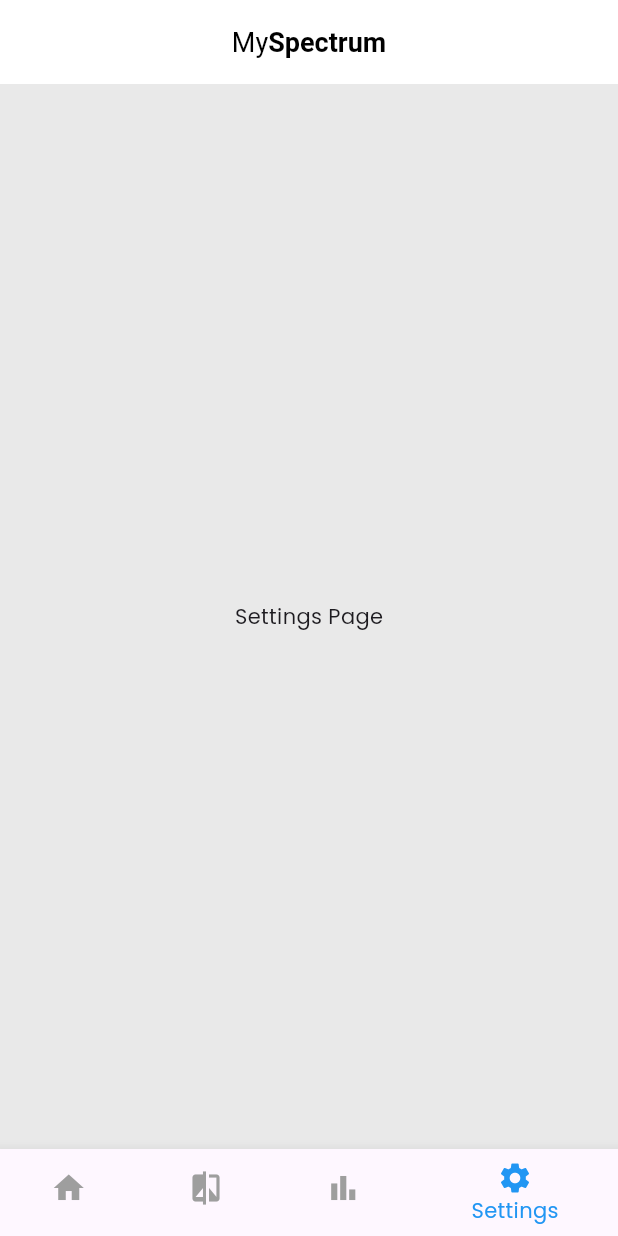
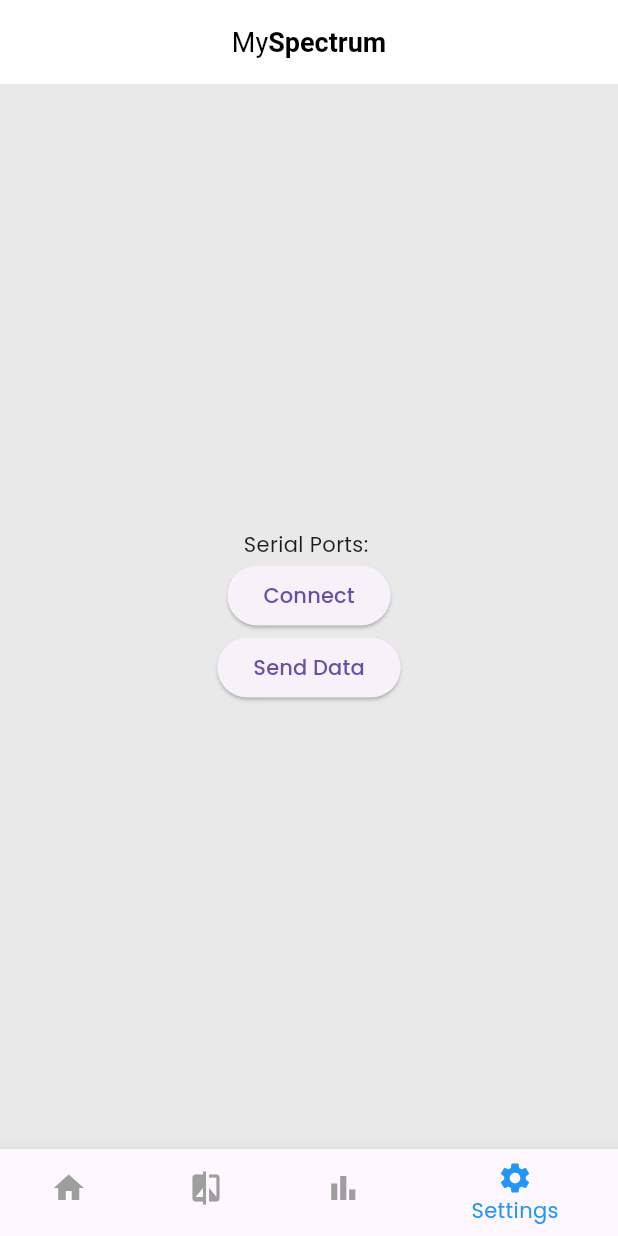
Before and after one commit to callahamZ/mySpectrum, a Flutter app: the screen it shows after launch, item 4 of the bottom bar chosen, on a phone screen of 412 x 824 dp. Run offline on Flutter 3.47's test engine with Material 3 defaults, Android fonts, the phone set to English and light mode, and no system bars; our stand-ins replace firebase_core, firebase_database, fl_chart; missing offline and left inert: usb_serial; accounts and stored records are empty.

Commit message:
simple com port working

```diff
--- a/lib/main.dart
+++ b/lib/main.dart
@@ -6,7 +6,9 @@
 Future<void> main() async {
   WidgetsFlutterBinding.ensureInitialized();
   await Firebase.initializeApp(
-    options: DefaultFirebaseOptions.currentPlatform, // your firebase_options.dart file
+    options:
+        DefaultFirebaseOptions
+            .currentPlatform, // your firebase_options.dart file
   );
   runApp(const MyApp());
 }
--- a/lib/pages/settings.dart
+++ b/lib/pages/settings.dart
@@ -1,10 +1,117 @@
 import 'package:flutter/material.dart';
+import 'package:usb_serial/usb_serial.dart';
+import 'dart:typed_data';
 
-class SettingsPage extends StatelessWidget {
+class SettingsPage extends StatefulWidget {
   const SettingsPage({super.key});
 
   @override
+  _SettingsPageState createState() => _SettingsPageState();
+}
+
+class _SettingsPageState extends State<SettingsPage> {
+  late Future<List<UsbDevice>> _serialPortListFuture;
+  UsbPort? _serialPort; // Store the opened port
+
+  @override
+  void initState() {
+    super.initState();
+    _serialPortListFuture = UsbSerial.listDevices();
+  }
+
+  Future<void> _connectToSerial() async {
+    List<UsbDevice> devices = await UsbSerial.listDevices();
+    if (devices.isEmpty) {
+      ScaffoldMessenger.of(context).showSnackBar(
+        const SnackBar(content: Text('No USB devices found.')),
+      );
+      return;
+    }
+
+    try {
+      _serialPort = await devices[0].create(); // Connect to the first device
+
+      bool openResult = await _serialPort!.open();
+      if (!openResult) {
+        ScaffoldMessenger.of(context).showSnackBar(
+          const SnackBar(content: Text('Failed to open serial port.')),
+        );
+        return;
+      }
+
+      await _serialPort!.setDTR(true);
+      await _serialPort!.setRTS(true);
+
+      _serialPort!.setPortParameters(115200, UsbPort.DATABITS_8,
+          UsbPort.STOPBITS_1, UsbPort.PARITY_NONE);
+
+      // Listen for incoming data (optional)
+      _serialPort!.inputStream?.listen((Uint8List event) {
+        print('Received data: $event');
+        // Handle incoming data here
+      });
+
+      ScaffoldMessenger.of(context).showSnackBar(
+        const SnackBar(content: Text('Serial port connected.')),
+      );
+
+    } catch (e) {
+      ScaffoldMessenger.of(context).showSnackBar(
+        SnackBar(content: Text('Error connecting: $e')),
+      );
+    }
+  }
+
+  Future<void> _sendData(Uint8List data) async{
+    if(_serialPort == null){
+      ScaffoldMessenger.of(context).showSnackBar(
+        const SnackBar(content: Text('Serial port is not open.')),
+      );
+      return;
+    }
+    try{
+      await _serialPort!.write(data);
+      ScaffoldMessenger.of(context).showSnackBar(
+        const SnackBar(content: Text('Data sent.')),
+      );
+
+    } catch (e){
+      ScaffoldMessenger.of(context).showSnackBar(
+        SnackBar(content: Text('Error sending data: $e')),
+      );
+    }
+
+  }
+
+  @override
   Widget build(BuildContext context) {
-    return const Center(child: Text('Settings Page'));
+    return Center(
+      child: Column(
+        mainAxisAlignment: MainAxisAlignment.center,
+        children: [
+          FutureBuilder<List<UsbDevice>>(
+            future: _serialPortListFuture,
+            builder: (context, snapshot) {
+              if (snapshot.connectionState == ConnectionState.waiting) {
+                return const CircularProgressIndicator();
+              } else if (snapshot.hasError) {
+                return Text('Error: ${snapshot.error}');
+              } else if (snapshot.hasData) {
+                final serialPortList = snapshot.data!;
+                return Text(
+                    'Serial Ports: ${serialPortList.map((device) => device.productName).join(', ')}');
+              } else {
+                return const Text('No serial ports found.');
+              }
+            },
+          ),
+          ElevatedButton(
+            onPressed: _connectToSerial,
+            child: const Text('Connect'),
+          ),
+          ElevatedButton(onPressed: (){_sendData(Uint8List.fromList([0x10, 0x00]));}, child: const Text("Send Data")),
+        ],
+      ),
+    );
   }
 }
--- a/pubspec.yaml
+++ b/pubspec.yaml
@@ -38,6 +38,7 @@
   firebase_core: ^3.12.1
   firebase_database: ^11.3.4
   fl_chart: ^0.70.2
+  usb_serial: ^0.5.2
 
 dev_dependencies:
   flutter_test:
```
Also changed, not shown: lib/pages/home_page.dart (+56 -40 lines), pubspec.lock, 1 other file.
